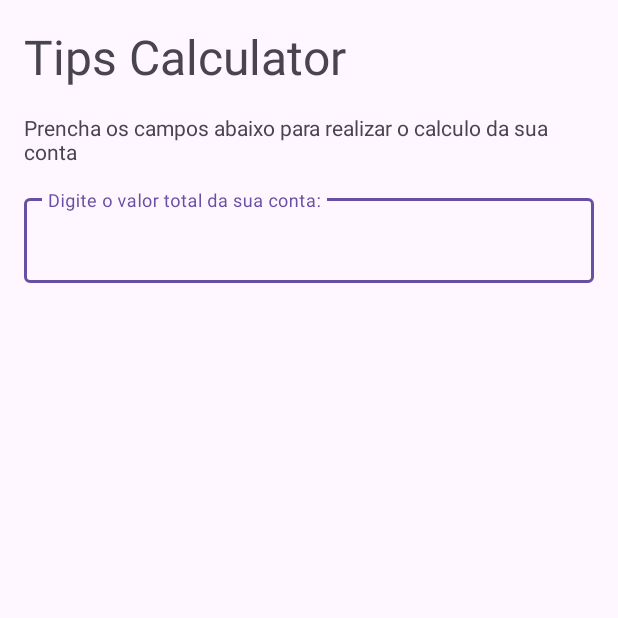
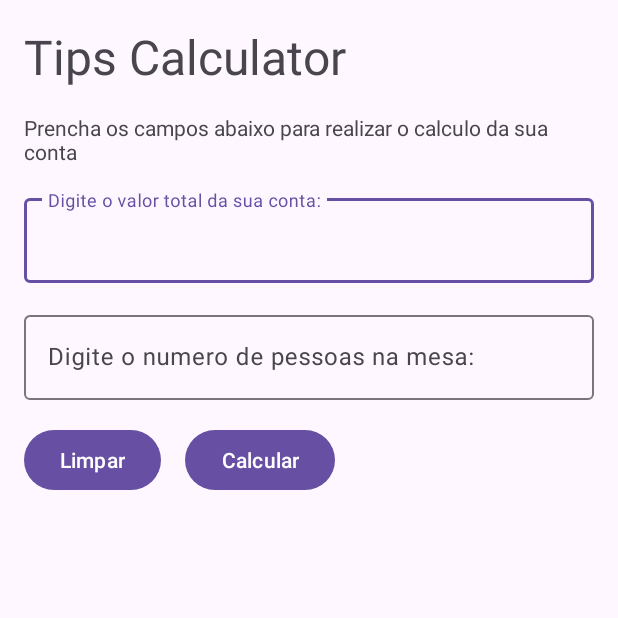
Before and after one commit to gabr7elferreira/CalculateTips, an Android app: the screen it shows after launch (MainActivity), on a phone screen of 412 x 824 dp, the top half of it. Run offline under Robolectric (Android 15) with nearby library versions, the phone set to English and light mode, and no system bars.

Commit message:
add button in XML

```diff
--- a/app/src/main/res/layout/activity_main.xml
+++ b/app/src/main/res/layout/activity_main.xml
@@ -43,5 +43,41 @@
 
     </com.google.android.material.textfield.TextInputLayout>
 
+    <com.google.android.material.textfield.TextInputLayout
+        android:id="@+id/number_person"
+        android:layout_width="match_parent"
+        android:layout_height="wrap_content"
+        android:layout_margin="16dp"
+        app:layout_constraintEnd_toEndOf="parent"
+        app:layout_constraintStart_toStartOf="parent"
+        app:layout_constraintTop_toBottomOf="@+id/til_total">
+
+        <com.google.android.material.textfield.TextInputEditText
+            android:layout_width="match_parent"
+            android:layout_height="match_parent"
+            android:hint="Digite o numero de pessoas na mesa:"
+            android:inputType="numberDecimal" />
+
+    </com.google.android.material.textfield.TextInputLayout>
+
+    <Button
+        android:id="@+id/btn_clear"
+        android:layout_width="wrap_content"
+        android:layout_height="wrap_content"
+        android:layout_margin="16dp"
+        android:text="Limpar"
+        app:layout_constraintStart_toStartOf="parent"
+        app:layout_constraintTop_toBottomOf="@+id/number_person" />
+
+    <Button
+        android:id="@+id/btn_calculate"
+        android:layout_width="wrap_content"
+        android:layout_height="wrap_content"
+        android:layout_margin="16dp"
+        android:layout_marginTop="272dp"
+        android:text="Calcular"
+        app:layout_constraintStart_toEndOf="@+id/btn_clear"
+        app:layout_constraintTop_toBottomOf="@id/number_person" />
+
 
 </androidx.constraintlayout.widget.ConstraintLayout>
```
